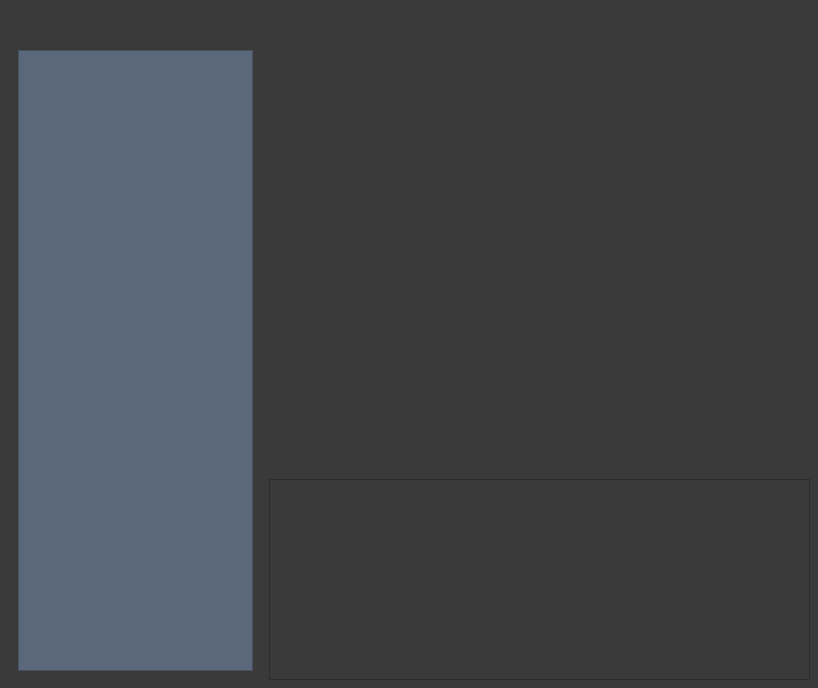
Before: the Qt Designer form mainwindow.ui in Hades2001/keyBoard, drawn with Qt 5.
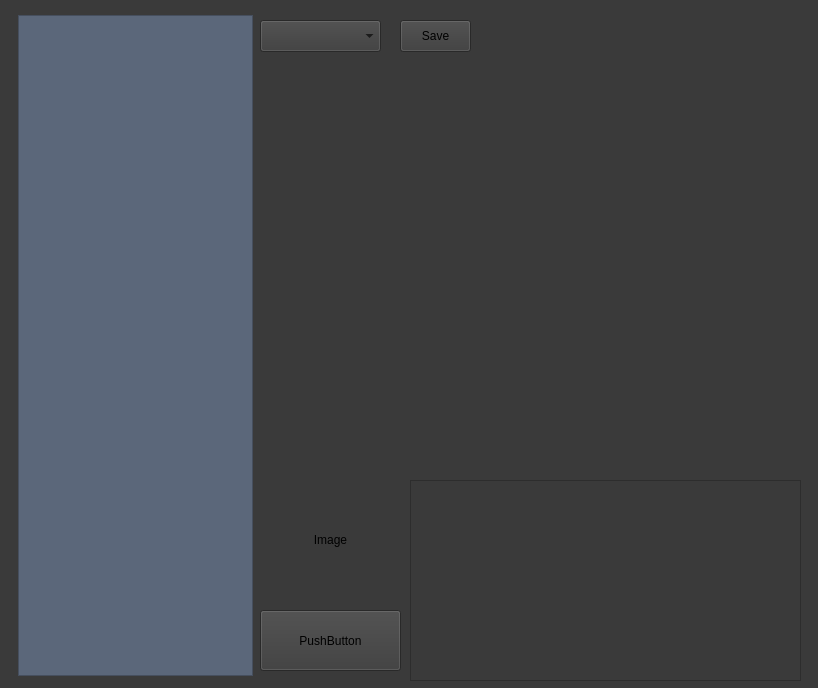
After: the same form once the commit is applied. Icons and pictures are not drawn. Custom widgets are drawn as their Qt base class.

What changed in the file:
```diff
--- a/mainwindow.ui
+++ b/mainwindow.ui
@@ -21,9 +21,9 @@
     <property name="geometry">
      <rect>
       <x>10</x>
-      <y>40</y>
+      <y>10</y>
       <width>251</width>
-      <height>641</height>
+      <height>671</height>
      </rect>
     </property>
     <property name="focusPolicy">
@@ -32,13 +32,13 @@
     <property name="styleSheet">
      <string notr="true">QTreeWidget{  
     background-color: #5B677A;  
-    font-size:25px;  
-	margin:10px 8px 10px 8px;  
+    font-size:18px;  
+	margin:5px 8px 5px 8px;  
     color: white;  
 }  
 
 QTreeWidget::item{  
-    margin:10px 8px 10px 8px;  
+    margin:8px 8px 8px 8px;  
     background: #5B677A;  
 	background-clip: margin;
 }
@@ -103,9 +103,9 @@
    <widget class="QScrollArea" name="scrollArea">
     <property name="geometry">
      <rect>
-      <x>269</x>
-      <y>479</y>
-      <width>541</width>
+      <x>410</x>
+      <y>480</y>
+      <width>391</width>
       <height>201</height>
      </rect>
     </property>
@@ -117,7 +117,7 @@
       <rect>
        <x>0</x>
        <y>0</y>
-       <width>539</width>
+       <width>389</width>
        <height>199</height>
       </rect>
      </property>
@@ -133,6 +133,58 @@
      </rect>
     </property>
    </widget>
+   <widget class="QLabel" name="Lab_Image">
+    <property name="geometry">
+     <rect>
+      <x>270</x>
+      <y>480</y>
+      <width>121</width>
+      <height>120</height>
+     </rect>
+    </property>
+    <property name="text">
+     <string>Image</string>
+    </property>
+    <property name="alignment">
+     <set>Qt::AlignCenter</set>
+    </property>
+   </widget>
+   <widget class="QPushButton" name="pushButton">
+    <property name="geometry">
+     <rect>
+      <x>260</x>
+      <y>610</y>
+      <width>141</width>
+      <height>61</height>
+     </rect>
+    </property>
+    <property name="text">
+     <string>PushButton</string>
+    </property>
+   </widget>
+   <widget class="QComboBox" name="Cb_Config">
+    <property name="geometry">
+     <rect>
+      <x>260</x>
+      <y>20</y>
+      <width>121</width>
+      <height>32</height>
+     </rect>
+    </property>
+   </widget>
+   <widget class="QPushButton" name="Bn_Save">
+    <property name="geometry">
+     <rect>
+      <x>400</x>
+      <y>20</y>
+      <width>71</width>
+      <height>32</height>
+     </rect>
+    </property>
+    <property name="text">
+     <string>Save</string>
+    </property>
+   </widget>
   </widget>
  </widget>
  <layoutdefault spacing="6" margin="11"/>
```
